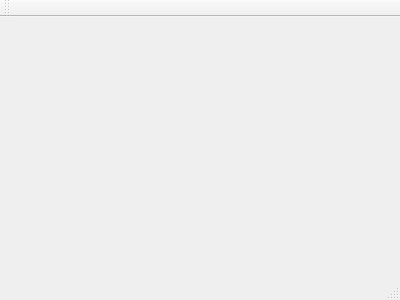
Qt form mainwindow.ui (vibot-project/s-image-s) before a commit.
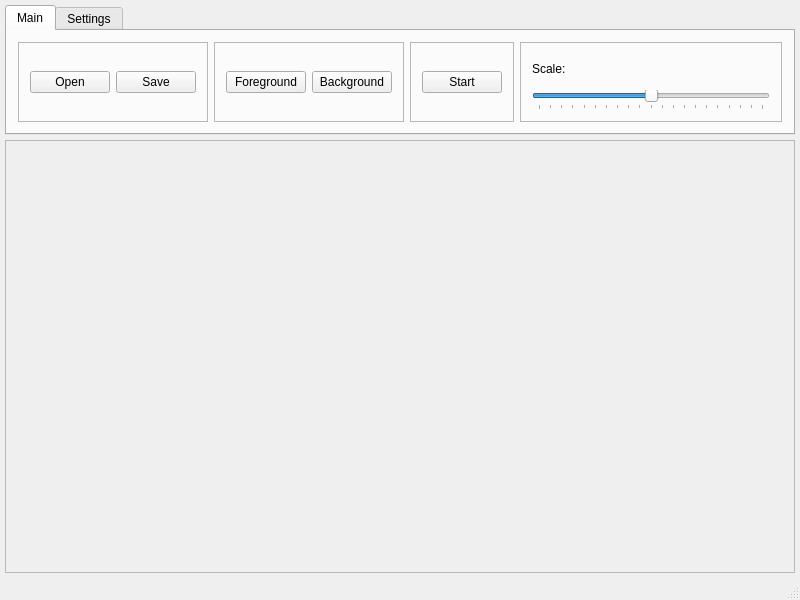
The same form after that commit.

```diff
--- a/mainwindow.ui
+++ b/mainwindow.ui
@@ -1,24 +1,247 @@
 <ui version="4.0">
  <class>MainWindow</class>
- <widget class="QMainWindow" name="MainWindow" >
-  <property name="geometry" >
+ <widget class="QMainWindow" name="MainWindow">
+  <property name="geometry">
    <rect>
     <x>0</x>
     <y>0</y>
-    <width>400</width>
-    <height>300</height>
+    <width>800</width>
+    <height>600</height>
    </rect>
   </property>
-  <property name="windowTitle" >
-   <string>MainWindow</string>
+  <property name="sizePolicy">
+   <sizepolicy hsizetype="Expanding" vsizetype="Expanding">
+    <horstretch>0</horstretch>
+    <verstretch>0</verstretch>
+   </sizepolicy>
   </property>
-  <widget class="QMenuBar" name="menuBar" />
-  <widget class="QToolBar" name="mainToolBar" />
-  <widget class="QWidget" name="centralWidget" />
-  <widget class="QStatusBar" name="statusBar" />
+  <property name="minimumSize">
+   <size>
+    <width>400</width>
+    <height>400</height>
+   </size>
+  </property>
+  <property name="windowTitle">
+   <string>Image Segmentation</string>
+  </property>
+  <widget class="QWidget" name="centralWidget">
+   <layout class="QGridLayout" name="gridLayout">
+    <property name="leftMargin">
+     <number>5</number>
+    </property>
+    <property name="topMargin">
+     <number>5</number>
+    </property>
+    <property name="rightMargin">
+     <number>5</number>
+    </property>
+    <property name="bottomMargin">
+     <number>5</number>
+    </property>
+    <property name="spacing">
+     <number>5</number>
+    </property>
+    <item row="0" column="0">
+     <widget class="QTabWidget" name="tabWidget">
+      <property name="maximumSize">
+       <size>
+        <width>16777215</width>
+        <height>130</height>
+       </size>
+      </property>
+      <property name="currentIndex">
+       <number>0</number>
+      </property>
+      <widget class="QWidget" name="tab">
+       <attribute name="title">
+        <string>Main</string>
+       </attribute>
+       <layout class="QHBoxLayout" name="horizontalLayout">
+        <item>
+         <widget class="QFrame" name="frame">
+          <property name="frameShape">
+           <enum>QFrame::StyledPanel</enum>
+          </property>
+          <property name="frameShadow">
+           <enum>QFrame::Raised</enum>
+          </property>
+          <layout class="QHBoxLayout" name="horizontalLayout_2">
+           <item>
+            <widget class="QPushButton" name="pushButton">
+             <property name="text">
+              <string>Open</string>
+             </property>
+            </widget>
+           </item>
+           <item>
+            <widget class="QPushButton" name="pushButton_2">
+             <property name="text">
+              <string>Save</string>
+             </property>
+            </widget>
+           </item>
+          </layout>
+         </widget>
+        </item>
+        <item>
+         <widget class="QFrame" name="frame_2">
+          <property name="frameShape">
+           <enum>QFrame::StyledPanel</enum>
+          </property>
+          <property name="frameShadow">
+           <enum>QFrame::Raised</enum>
+          </property>
+          <layout class="QHBoxLayout" name="horizontalLayout_3">
+           <item>
+            <widget class="QPushButton" name="pushButton_3">
+             <property name="text">
+              <string>Foreground</string>
+             </property>
+            </widget>
+           </item>
+           <item>
+            <widget class="QPushButton" name="pushButton_4">
+             <property name="text">
+              <string>Background</string>
+             </property>
+            </widget>
+           </item>
+          </layout>
+         </widget>
+        </item>
+        <item>
+         <widget class="QFrame" name="frame_3">
+          <property name="frameShape">
+           <enum>QFrame::StyledPanel</enum>
+          </property>
+          <property name="frameShadow">
+           <enum>QFrame::Raised</enum>
+          </property>
+          <layout class="QHBoxLayout" name="horizontalLayout_4">
+           <item>
+            <widget class="QPushButton" name="pushButton_5">
+             <property name="text">
+              <string>Start</string>
+             </property>
+            </widget>
+           </item>
+          </layout>
+         </widget>
+        </item>
+        <item>
+         <widget class="QFrame" name="frame_4">
+          <property name="frameShape">
+           <enum>QFrame::StyledPanel</enum>
+          </property>
+          <property name="frameShadow">
+           <enum>QFrame::Raised</enum>
+          </property>
+          <layout class="QVBoxLayout" name="verticalLayout">
+           <item>
+            <widget class="QLabel" name="label">
+             <property name="text">
+              <string>Scale:</string>
+             </property>
+            </widget>
+           </item>
+           <item>
+            <widget class="QSlider" name="horizontalSlider">
+             <property name="minimum">
+              <number>-100</number>
+             </property>
+             <property name="maximum">
+              <number>100</number>
+             </property>
+             <property name="orientation">
+              <enum>Qt::Horizontal</enum>
+             </property>
+             <property name="tickPosition">
+              <enum>QSlider::TicksBelow</enum>
+             </property>
+            </widget>
+           </item>
+          </layout>
+         </widget>
+        </item>
+       </layout>
+      </widget>
+      <widget class="QWidget" name="tab_2">
+       <attribute name="title">
+        <string>Settings</string>
+       </attribute>
+       <layout class="QHBoxLayout" name="horizontalLayout_5">
+        <item>
+         <widget class="QFrame" name="frame_5">
+          <property name="frameShape">
+           <enum>QFrame::StyledPanel</enum>
+          </property>
+          <property name="frameShadow">
+           <enum>QFrame::Raised</enum>
+          </property>
+          <widget class="QLabel" name="label_2">
+           <property name="geometry">
+            <rect>
+             <x>70</x>
+             <y>30</y>
+             <width>241</width>
+             <height>17</height>
+            </rect>
+           </property>
+           <property name="text">
+            <string>Image size constraints: max size</string>
+           </property>
+          </widget>
+         </widget>
+        </item>
+        <item>
+         <widget class="QFrame" name="frame_6">
+          <property name="frameShape">
+           <enum>QFrame::StyledPanel</enum>
+          </property>
+          <property name="frameShadow">
+           <enum>QFrame::Raised</enum>
+          </property>
+          <widget class="QLabel" name="label_3">
+           <property name="geometry">
+            <rect>
+             <x>50</x>
+             <y>30</y>
+             <width>221</width>
+             <height>17</height>
+            </rect>
+           </property>
+           <property name="text">
+            <string>choose Ax=b solver algorithm</string>
+           </property>
+          </widget>
+         </widget>
+        </item>
+       </layout>
+      </widget>
+     </widget>
+    </item>
+    <item row="1" column="0">
+     <widget class="QScrollArea" name="scrollArea">
+      <property name="widgetResizable">
+       <bool>false</bool>
+      </property>
+      <widget class="QWidget" name="scrollAreaWidgetContents">
+       <property name="geometry">
+        <rect>
+         <x>0</x>
+         <y>0</y>
+         <width>788</width>
+         <height>431</height>
+        </rect>
+       </property>
+      </widget>
+     </widget>
+    </item>
+   </layout>
+  </widget>
+  <widget class="QStatusBar" name="statusBar"/>
  </widget>
- <layoutDefault spacing="6" margin="11" />
- <pixmapfunction></pixmapfunction>
+ <layoutdefault spacing="6" margin="11"/>
  <resources/>
  <connections/>
 </ui>
```
Left out of the diff: 1 changed line with no effect on the pictures.
